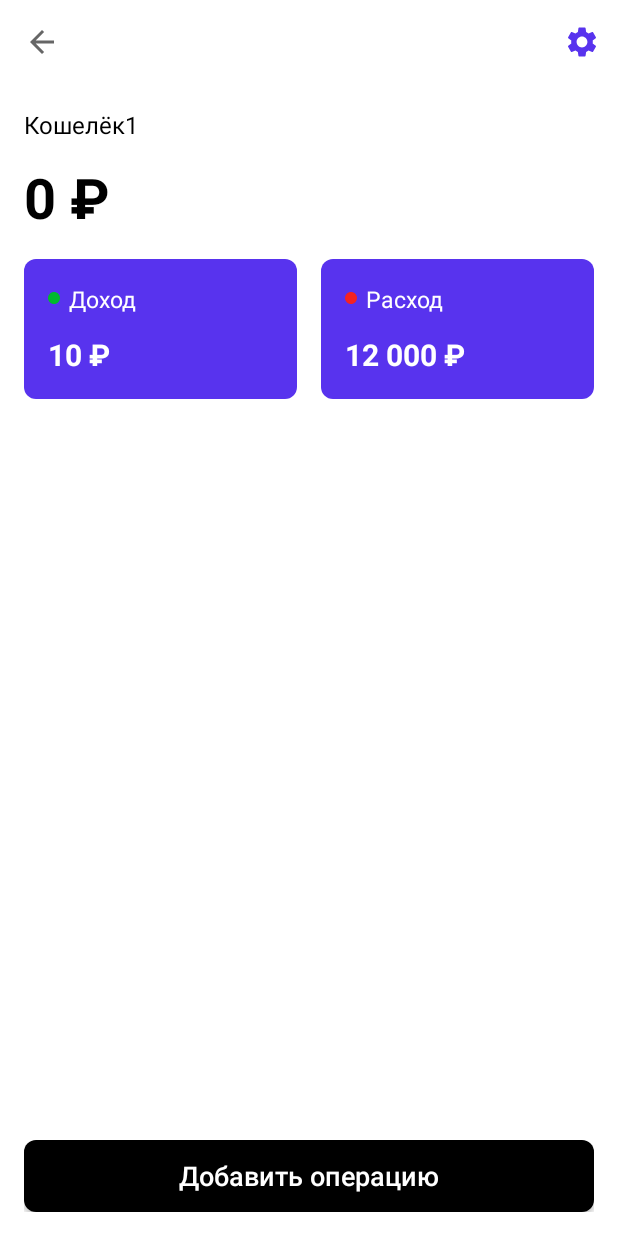
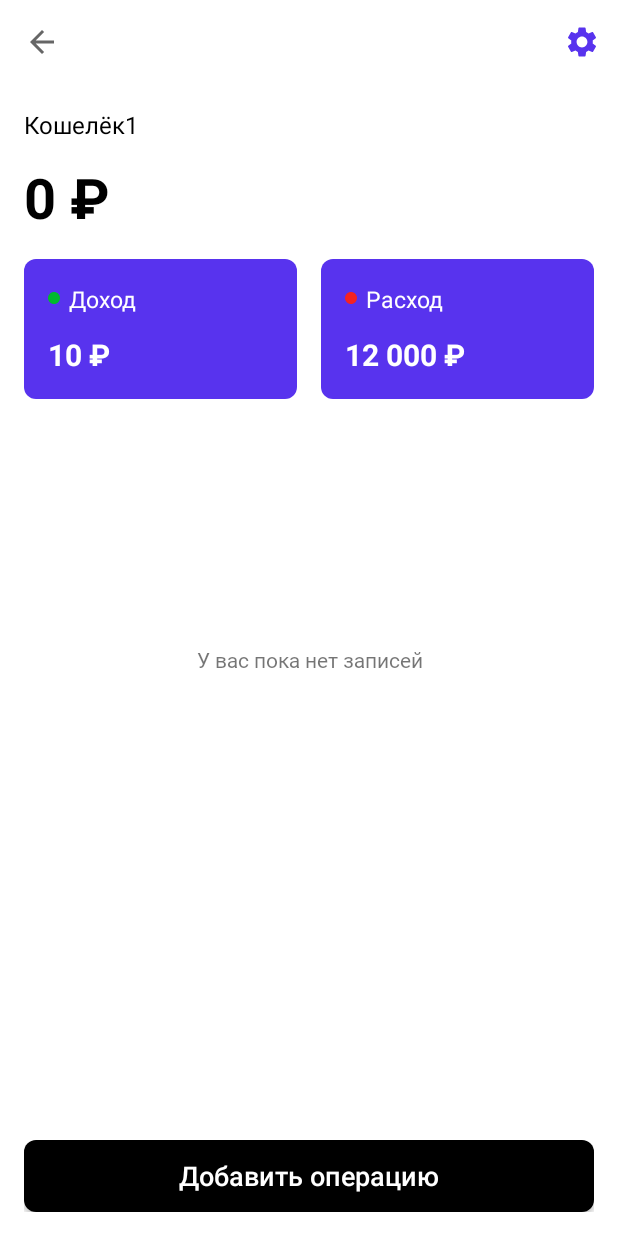
Before and after one commit to pertsevpv/SiriusKoshelok, an Android app: the screen it shows after launch (WalletActivity), on a phone screen of 412 x 824 dp. Run offline under Robolectric (Android 15) with nearby library versions, the phone set to English and light mode, and no system bars.

Commit message:
Update image res, activity_wallet.xml

```diff
--- a/app/src/main/java/com/example/siriuskoshelok/WalletActivity.kt
+++ b/app/src/main/java/com/example/siriuskoshelok/WalletActivity.kt
@@ -7,7 +7,9 @@ import android.os.Handler
 import android.view.Menu
 import android.view.MenuItem
 import android.widget.Button
+import android.widget.TextView
 import android.widget.Toast
+import androidx.core.view.isVisible
 import androidx.recyclerview.widget.LinearLayoutManager
 import androidx.recyclerview.widget.RecyclerView
 import com.example.siriuskoshelok.data.OperationsDataSet
@@ -34,6 +36,7 @@ class WalletActivity : AppCompatActivity() {
         supportActionBar?.setDisplayShowTitleEnabled(false)
         supportActionBar?.setDisplayHomeAsUpEnabled(true)
         val btnAddOperation: Button = findViewById(R.id.btn_add_operation)
+        val textEmpty: TextView = findViewById(R.id.empty_view)
 
         operationAdapter = OperationAdapter()
         recycler.apply {
@@ -43,6 +46,10 @@ class WalletActivity : AppCompatActivity() {
             }
             adapter = operationAdapter
             addItemDecoration(OperationDecoration())
+        }
+        if(OperationsDataSet.list.isEmpty()){
+            recycler.isVisible = false
+            textEmpty.isVisible = true
         }
         operationAdapter.setData(OperationsDataSet.list)
         btnAddOperation.setOnClickListener {
--- a/app/src/main/res/drawable/splash_background.xml
+++ b/app/src/main/res/drawable/splash_background.xml
@@ -1,6 +1,6 @@
 <?xml version="1.0" encoding="utf-8"?>
 <layer-list xmlns:android="http://schemas.android.com/apk/res/android">
-    <item android:drawable="@drawable/white_background" />
+    <item android:drawable="@android:color/white" />
     <item>
         <bitmap
             android:gravity="center"
--- a/app/src/main/res/drawable/white_background.xml
+++ /dev/null
@@ -1,5 +0,0 @@
-<?xml version="1.0" encoding="utf-8"?>
-<shape xmlns:android="http://schemas.android.com/apk/res/android"
-android:shape="rectangle" >
-    <solid android:color="@color/white"/>
-</shape>
--- a/app/src/main/res/layout/activity_wallet.xml
+++ b/app/src/main/res/layout/activity_wallet.xml
@@ -60,6 +60,15 @@
             app:layout_constraintEnd_toEndOf="parent"
             app:layout_constraintStart_toStartOf="parent"
             app:layout_constraintTop_toBottomOf="@+id/linearLayoutCompat" />
+
+        <TextView
+            android:id="@+id/empty_view"
+            android:layout_width="match_parent"
+            android:layout_height="match_parent"
+            android:gravity="center"
+            android:fontFamily="@font/roboto_400"
+            android:visibility="gone"
+            android:text="@string/no_data_available" />
 
         <androidx.appcompat.widget.LinearLayoutCompat
             android:id="@+id/linearLayoutCompat"
--- a/app/src/main/res/layout/item_category.xml
+++ b/app/src/main/res/layout/item_category.xml
@@ -12,7 +12,7 @@
         android:layout_height="wrap_content"
         android:layout_marginStart="16dp"
         android:layout_marginTop="8dp"
-        android:src="@drawable/icon_salary"
+        android:src="@drawable/ic_salary"
         app:layout_constraintStart_toStartOf="parent"
         app:layout_constraintTop_toTopOf="parent"
         tools:ignore="MissingConstraints" />
--- a/app/src/main/res/values/strings.xml
+++ b/app/src/main/res/values/strings.xml
@@ -38,4 +38,5 @@
     <string name="title_type">Тип</string>
     <string name="title_category">Категория</string>
     <string name="title_add_settings">Дополнительные настройки</string>
+    <string name="no_data_available">У вас пока нет записей</string>
 </resources>
```
Also changed, not shown: app/src/main/java/com/example/siriuskoshelok/ui/operation/AddCategoryActivity.kt (+4 -4 lines), app/src/main/res/drawable/ic_logo.xml (deleted, +0 -13 lines), app/src/main/res/drawable/delete_icon.png (deleted), app/src/main/res/drawable/edit_icon.png (deleted), app/src/main/res/drawable/icon_capitalisation.png (deleted), app/src/main/res/drawable/icon_gift.png (deleted), app/src/main/res/drawable/icon_salary.png (deleted).
